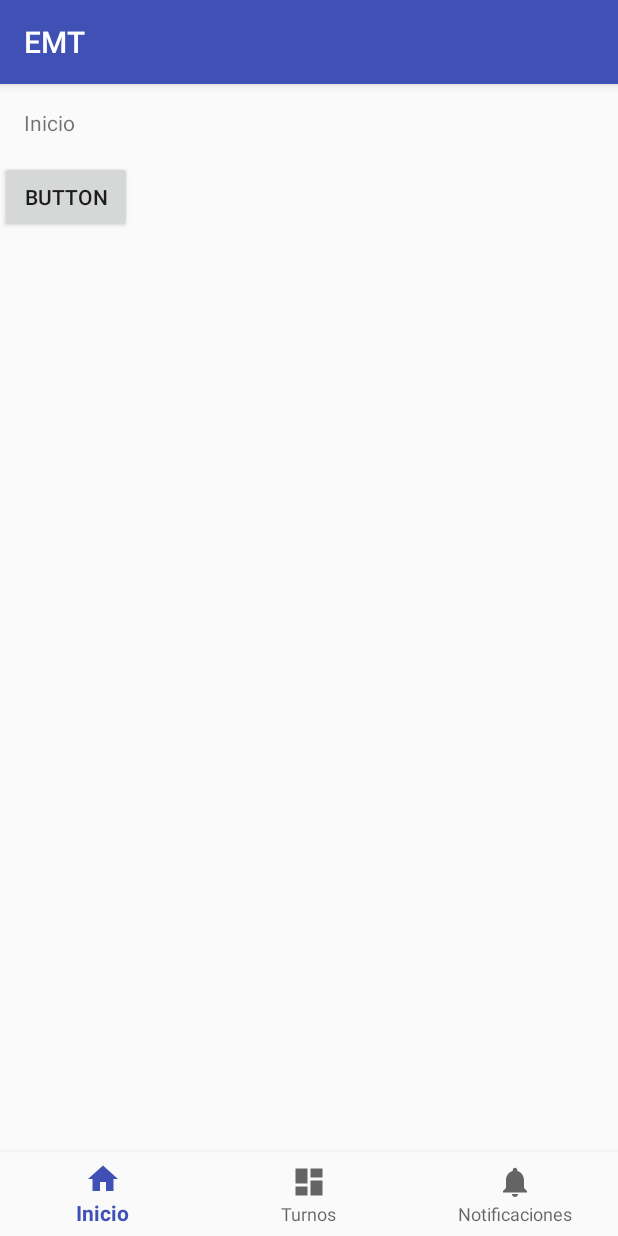
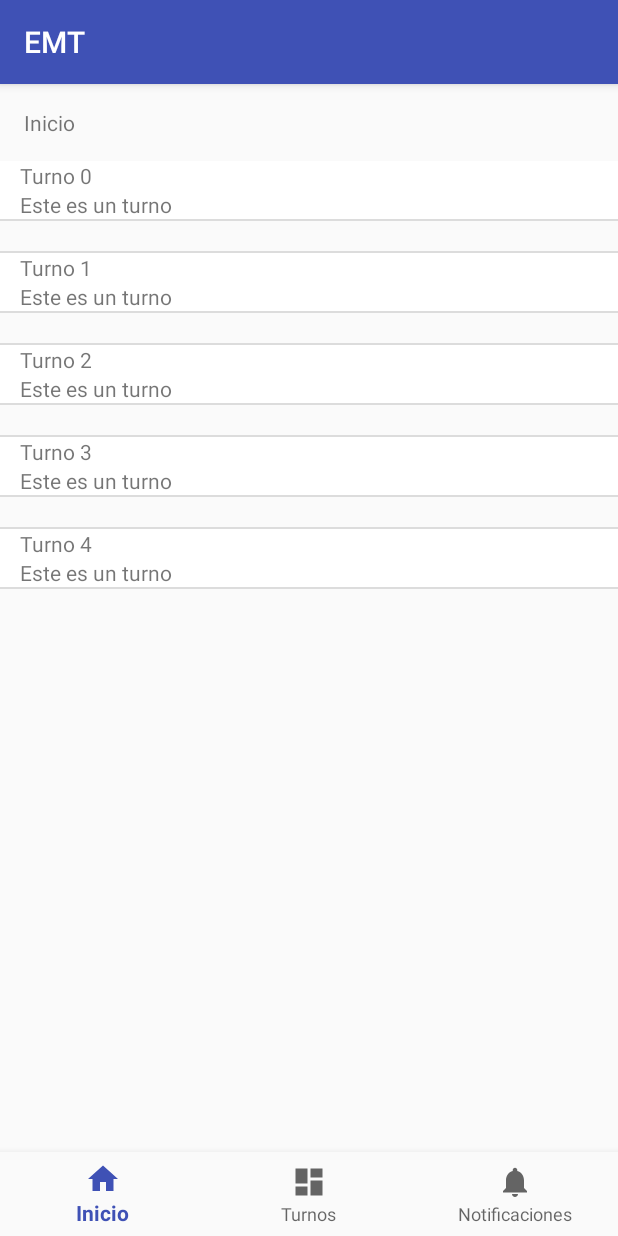
Before and after one commit to hernnyy/emt, an Android app: the CentralActivity screen opened directly, with no data from a screen before it, on a phone screen of 412 x 824 dp. Run offline under Robolectric (Android 15) with nearby library versions, the phone set to English and light mode, and no system bars; network calls fail; 1 statement that could not run was skipped.

Commit message:
tabla dinamica

```diff
--- a/app/src/main/java/com/example/hernan/esmiturno/CentralActivity.java
+++ b/app/src/main/java/com/example/hernan/esmiturno/CentralActivity.java
@@ -1,5 +1,6 @@
 package com.example.hernan.esmiturno;
 
+import android.graphics.Color;
 import android.os.Bundle;
 import android.support.annotation.NonNull;
 import android.support.design.widget.BottomNavigationView;
@@ -7,13 +8,18 @@ import android.support.v7.app.AppCompatActivity;
 import android.util.Log;
 import android.view.MenuItem;
 import android.view.View;
+import android.widget.LinearLayout;
 import android.widget.QuickContactBadge;
+import android.widget.TableLayout;
+import android.widget.TableRow;
 import android.widget.TextView;
 
 public class CentralActivity extends AppCompatActivity {
 
     private TextView mTextMessage;
     private QuickContactBadge meetBadge;
+
+    private TableLayout mMeetTableList;
 
     private BottomNavigationView.OnNavigationItemSelectedListener mOnNavigationItemSelectedListener
             = new BottomNavigationView.OnNavigationItemSelectedListener() {
@@ -24,15 +30,17 @@ public class CentralActivity extends AppCompatActivity {
                 case R.id.navigation_home:
                     mTextMessage.setText(R.string.title_home);
                     mTextMessage.setVisibility(View.VISIBLE);
-
+                    homeTabCreate();
                     return true;
                 case R.id.navigation_dashboard:
                     mTextMessage.setText(R.string.title_dashboard);
                     mTextMessage.setVisibility(View.INVISIBLE);
+                    dashboardTabCreate();
                     return true;
                 case R.id.navigation_notifications:
                     mTextMessage.setText(R.string.title_notifications);
                     mTextMessage.setVisibility(View.VISIBLE);
+                    mMeetTableList.removeAllViews();
                     return true;
             }
             return false;
@@ -46,14 +54,63 @@ public class CentralActivity extends AppCompatActivity {
         setContentView(R.layout.activity_central);
 
         mTextMessage = (TextView) findViewById(R.id.message);
-        meetBadge = (QuickContactBadge) findViewById(R.id.mettBadge);
+        mMeetTableList = (TableLayout) findViewById(R.id.meetTableList);
+        mMeetTableList.removeAllViews();
+        homeTabCreate();
+
         BottomNavigationView navigation = (BottomNavigationView) findViewById(R.id.navigation);
         navigation.setOnNavigationItemSelectedListener(mOnNavigationItemSelectedListener);
-
+        //se recogen datos de la anterior pantalla
         Bundle bundle = getIntent().getExtras();
         String fraseimportada=bundle.getString("email");
 
         Log.d("email: ", fraseimportada);
     }
 
+    private void homeTabCreate(){
+        //carga dinamica de rows
+        for (int i=0;i<5;i++){
+            LinearLayout outerLayout = new LinearLayout(this);
+            TableRow row= new TableRow(this);
+            TableRow.LayoutParams lp = new TableRow.LayoutParams(TableRow.LayoutParams.MATCH_PARENT);
+            lp.setMargins(10,0,10,10);
+            row.setLayoutParams(lp);
+            row.setBackgroundColor(Color.WHITE);
+
+            TextView head = new TextView(this);
+            head.setText("Turno "+i);
+            LinearLayout.LayoutParams textLayoutParams = new LinearLayout.LayoutParams(LinearLayout.LayoutParams.WRAP_CONTENT, LinearLayout.LayoutParams.WRAP_CONTENT);
+            textLayoutParams.setMargins(20, 0, 0, 0);
+
+            TextView body = new TextView(this);
+            body.setText("Este es un turno");
+            LinearLayout.LayoutParams pictureLayoutParams = new LinearLayout.LayoutParams(LinearLayout.LayoutParams.WRAP_CONTENT, LinearLayout.LayoutParams.WRAP_CONTENT);
+            pictureLayoutParams.setMargins(20, 0, 0, 0);
+
+            outerLayout.setOrientation(LinearLayout.VERTICAL);
+            outerLayout.addView(head, textLayoutParams);
+            outerLayout.addView(body, pictureLayoutParams);
+            row.addView(outerLayout);
+
+
+//            row.addView(head);
+//            row.addView(body);
+            mMeetTableList.addView(row);
+
+            TableRow separator = new TableRow(this);
+            View line = new View(this);
+            TableRow.LayoutParams separatorLayoutParams = new TableRow.LayoutParams(LinearLayout.LayoutParams.MATCH_PARENT, 30);
+            separatorLayoutParams.setMargins(100, 0, 0, 0);
+//            line.setBackgroundColor(Color.BLUE);
+            separator.addView(line, separatorLayoutParams);
+
+            mMeetTableList.addView(separator);
+
+        }
+    }
+    private void dashboardTabCreate(){
+        mMeetTableList.removeAllViews();
+
+    }
+
 }
--- a/app/src/main/res/layout/activity_central.xml
+++ b/app/src/main/res/layout/activity_central.xml
@@ -14,51 +14,36 @@
         android:layout_height="0dp"
         android:layout_weight="1">
 
-        <TableLayout
+        <LinearLayout
             android:layout_width="match_parent"
-            android:layout_height="match_parent">
-
-            <TableRow
-                android:layout_width="match_parent"
-                android:layout_height="match_parent">
+            android:layout_height="match_parent"
+            android:orientation="vertical">
 
             <TextView
                 android:id="@+id/message"
-                    android:layout_width="match_parent"
+                android:layout_width="wrap_content"
                 android:layout_height="wrap_content"
                 android:layout_marginBottom="@dimen/activity_vertical_margin"
                 android:layout_marginLeft="@dimen/activity_horizontal_margin"
                 android:layout_marginRight="@dimen/activity_horizontal_margin"
                 android:layout_marginTop="@dimen/activity_vertical_margin"
+                android:text="@string/title_home" />
+
+            <TableLayout
+                android:id="@+id/meetTableList"
+                android:layout_width="match_parent"
+                android:layout_height="match_parent"
                 android:layout_weight="1"
-                    android:text="@string/title_home" />
-            </TableRow>
-
-            <TableRow
-                android:layout_width="match_parent"
-                android:layout_height="match_parent">
-
-                <Button
-                    android:id="@+id/button"
-                    android:layout_width="wrap_content"
-                    android:layout_height="wrap_content"
-                    android:text="Button" />
-
-            </TableRow>
+                android:showDividers="middle"
+                android:divider="?android:attr/dividerHorizontal">
 
                 <TableRow
                     android:layout_width="match_parent"
                     android:layout_height="match_parent" >
 
-                <QuickContactBadge
-                    android:id="@+id/mettBadge"
-                    android:layout_width="wrap_content"
-                    android:layout_height="wrap_content"
-                    app:srcCompat="@mipmap/ic_launcher_round" />
-
                 </TableRow>
-
             </TableLayout>
+        </LinearLayout>
 
     </FrameLayout>
 
--- a/build.gradle
+++ b/build.gradle
@@ -5,7 +5,7 @@ buildscript {
         jcenter()
     }
     dependencies {
-        classpath 'com.android.tools.build:gradle:2.3.1'
+        classpath 'com.android.tools.build:gradle:2.3.3'
 
         // NOTE: Do not place your application dependencies here; they belong
         // in the individual module build.gradle files
```
Lines whose indentation alone changed are shown as unchanged.
